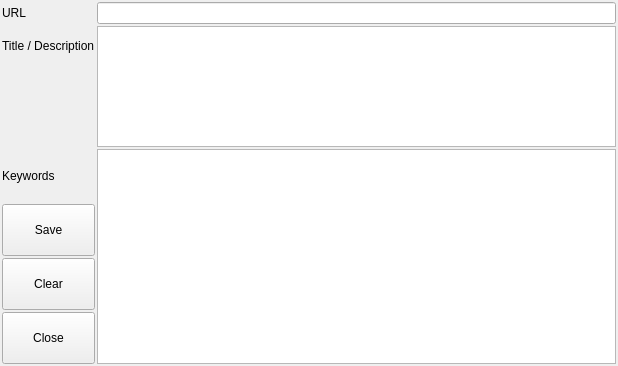
The window that ui/entry-form.ui (berndhs/arado) describes before a commit, drawn with Qt 5.
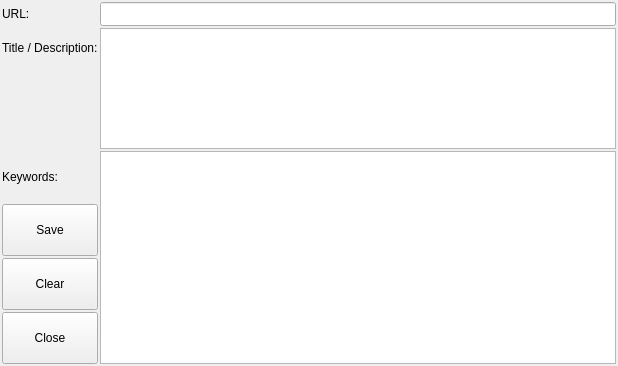
The same window after the commit. Icons and pictures are not drawn.

Commit message: added icons for buttons.

```diff
--- a/ui/entry-form.ui
+++ b/ui/entry-form.ui
@@ -17,7 +17,7 @@
    <item row="0" column="0">
     <widget class="QLabel" name="label">
      <property name="text">
-      <string>URL</string>
+      <string>URL:</string>
      </property>
     </widget>
    </item>
@@ -29,12 +29,18 @@
        <verstretch>5</verstretch>
       </sizepolicy>
      </property>
+     <property name="minimumSize">
+      <size>
+       <width>0</width>
+       <height>24</height>
+      </size>
+     </property>
     </widget>
    </item>
    <item row="1" column="0">
     <widget class="QLabel" name="label_2">
      <property name="text">
-      <string>Title / Description</string>
+      <string>Title / Description:</string>
      </property>
     </widget>
    </item>
@@ -72,6 +78,16 @@
      <property name="text">
       <string>Close</string>
      </property>
+     <property name="icon">
+      <iconset resource="../arado.qrc">
+       <normaloff>:/images/back.png</normaloff>:/images/back.png</iconset>
+     </property>
+     <property name="iconSize">
+      <size>
+       <width>24</width>
+       <height>24</height>
+      </size>
+     </property>
     </widget>
    </item>
    <item row="6" column="0">
@@ -85,6 +101,16 @@
      <property name="text">
       <string>Clear</string>
      </property>
+     <property name="icon">
+      <iconset resource="../arado.qrc">
+       <normaloff>:/images/wizard.png</normaloff>:/images/wizard.png</iconset>
+     </property>
+     <property name="iconSize">
+      <size>
+       <width>24</width>
+       <height>24</height>
+      </size>
+     </property>
     </widget>
    </item>
    <item row="5" column="0">
@@ -98,12 +124,22 @@
      <property name="text">
       <string>Save</string>
      </property>
+     <property name="icon">
+      <iconset resource="../arado.qrc">
+       <normaloff>:/images/filesaveas.png</normaloff>:/images/filesaveas.png</iconset>
+     </property>
+     <property name="iconSize">
+      <size>
+       <width>24</width>
+       <height>24</height>
+      </size>
+     </property>
     </widget>
    </item>
    <item row="4" column="0">
     <widget class="QLabel" name="label_3">
      <property name="text">
-      <string>Keywords</string>
+      <string>Keywords:</string>
      </property>
     </widget>
    </item>
```
The commit also changes 2 other files.
